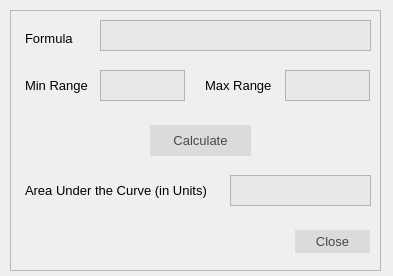
The window that dlgcalareaundercurve.ui (rddealwis/Formular_Calculator_and_Integrator) describes before a commit, drawn with Qt 5.
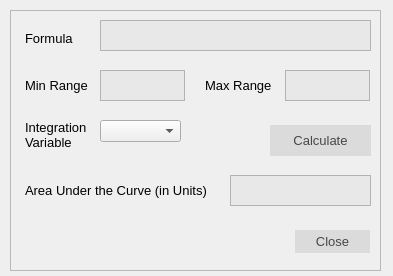
The same window after the commit. Icons and pictures are not drawn.

Commit message:
Partial Implementation.
Have to finalize the area under the curve implementation.

```diff
--- a/dlgcalareaundercurve.ui
+++ b/dlgcalareaundercurve.ui
@@ -214,7 +214,7 @@
    <widget class="QPushButton" name="pbCalculate">
     <property name="geometry">
      <rect>
-      <x>140</x>
+      <x>260</x>
       <y>115</y>
       <width>101</width>
       <height>31</height>
@@ -269,6 +269,35 @@
      <string>Close</string>
     </property>
    </widget>
+   <widget class="QLabel" name="lblIntegrationVar">
+    <property name="geometry">
+     <rect>
+      <x>15</x>
+      <y>110</y>
+      <width>71</width>
+      <height>31</height>
+     </rect>
+    </property>
+    <property name="font">
+     <font>
+      <family>Lao UI</family>
+      <pointsize>10</pointsize>
+     </font>
+    </property>
+    <property name="text">
+     <string>&lt;html&gt;&lt;head/&gt;&lt;body&gt;&lt;p&gt;Integration&lt;br/&gt;Variable&lt;/p&gt;&lt;/body&gt;&lt;/html&gt;</string>
+    </property>
+   </widget>
+   <widget class="QComboBox" name="cmbIntegrationVar">
+    <property name="geometry">
+     <rect>
+      <x>90</x>
+      <y>110</y>
+      <width>81</width>
+      <height>22</height>
+     </rect>
+    </property>
+   </widget>
   </widget>
  </widget>
  <resources/>
```
Left out of the diff: 3 changed lines with no effect on the pictures. The commit also changes 2 other files.
